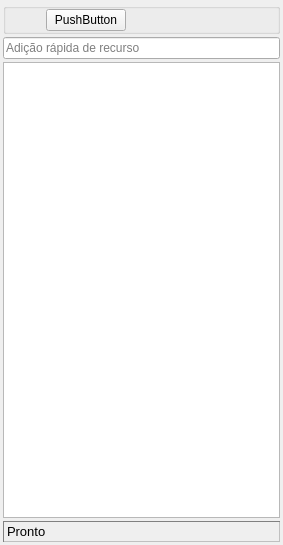
First picture: the form in IBGEVisualizer/gui/v2/visualizer_dock.ui, repository IDEHCO3/hyper-qgis-plugin, before the edit.
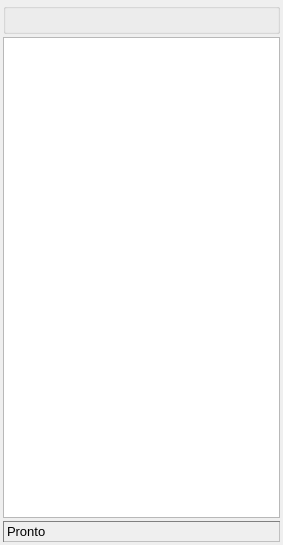
Second picture: the form after the edit. Icons and pictures are not drawn.

What changed in the file:
```diff
--- a/IBGEVisualizer/gui/v2/visualizer_dock.ui
+++ b/IBGEVisualizer/gui/v2/visualizer_dock.ui
@@ -21,47 +21,6 @@
     <property name="spacing">
      <number>3</number>
     </property>
-    <item row="4" column="0">
-     <spacer name="verticalSpacer">
-      <property name="orientation">
-       <enum>Qt::Vertical</enum>
-      </property>
-      <property name="sizeType">
-       <enum>QSizePolicy::Minimum</enum>
-      </property>
-      <property name="sizeHint" stdset="0">
-       <size>
-        <width>20</width>
-        <height>0</height>
-       </size>
-      </property>
-     </spacer>
-    </item>
-    <item row="2" column="0">
-     <widget class="QTreeWidget" name="list_resource">
-      <property name="styleSheet">
-       <string notr="true">font: 10pt &quot;Segoe UI&quot;;</string>
-      </property>
-      <property name="indentation">
-       <number>15</number>
-      </property>
-      <attribute name="headerVisible">
-       <bool>false</bool>
-      </attribute>
-      <column>
-       <property name="text">
-        <string notr="true">1</string>
-       </property>
-      </column>
-     </widget>
-    </item>
-    <item row="1" column="0">
-     <widget class="QLineEdit" name="tx_quick_resource">
-      <property name="placeholderText">
-       <string>Adição rápida de recurso</string>
-      </property>
-     </widget>
-    </item>
     <item row="0" column="0">
      <widget class="QGroupBox" name="groupBox">
       <property name="title">
@@ -94,7 +53,14 @@
        <item>
         <widget class="QPushButton" name="pushButton_2">
          <property name="text">
-          <string>PushButton</string>
+          <string/>
+         </property>
+         <property name="icon">
+          <iconset resource="../../resources.qrc">
+           <normaloff>:/plugins/IBGEVisualizer/minus.png</normaloff>:/plugins/IBGEVisualizer/minus.png</iconset>
+         </property>
+         <property name="flat">
+          <bool>true</bool>
          </property>
         </widget>
        </item>
@@ -115,6 +81,40 @@
      </widget>
     </item>
     <item row="3" column="0">
+     <spacer name="verticalSpacer">
+      <property name="orientation">
+       <enum>Qt::Vertical</enum>
+      </property>
+      <property name="sizeType">
+       <enum>QSizePolicy::Minimum</enum>
+      </property>
+      <property name="sizeHint" stdset="0">
+       <size>
+        <width>20</width>
+        <height>0</height>
+       </size>
+      </property>
+     </spacer>
+    </item>
+    <item row="1" column="0">
+     <widget class="QTreeWidget" name="list_resource">
+      <property name="styleSheet">
+       <string notr="true">font: 10pt &quot;Segoe UI&quot;;</string>
+      </property>
+      <property name="indentation">
+       <number>15</number>
+      </property>
+      <attribute name="headerVisible">
+       <bool>false</bool>
+      </attribute>
+      <column>
+       <property name="text">
+        <string notr="true">1</string>
+       </property>
+      </column>
+     </widget>
+    </item>
+    <item row="2" column="0">
      <widget class="QLabel" name="lb_status">
       <property name="font">
        <font>
```
Left out of the diff: 6 changed lines with no effect on the pictures.
